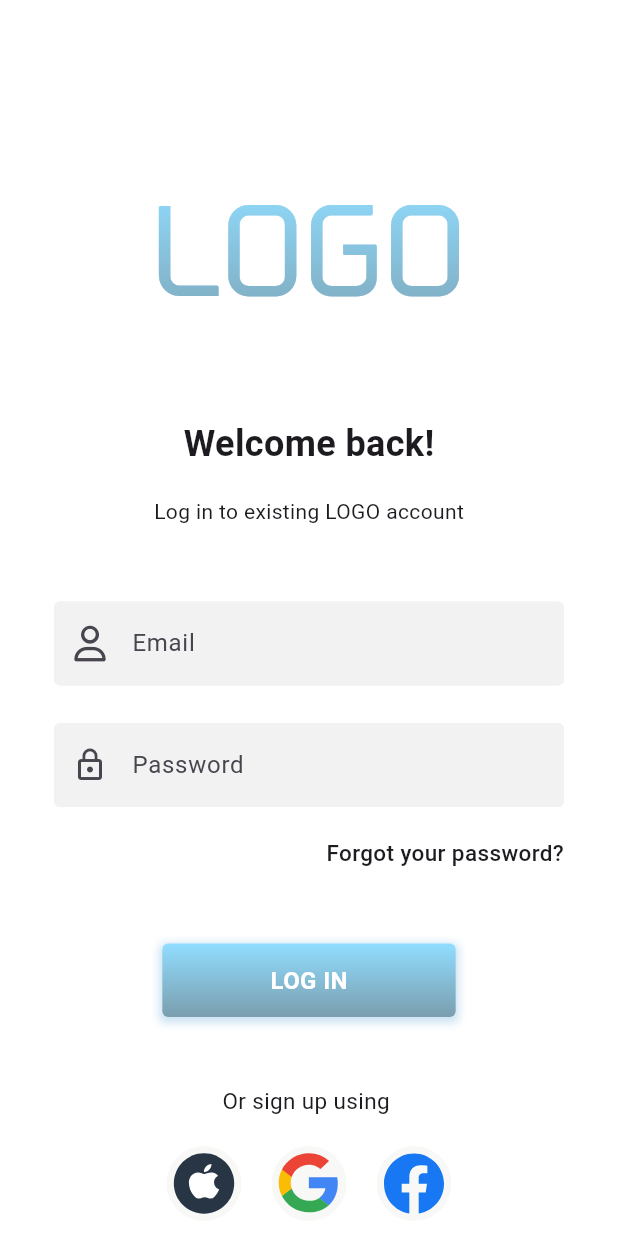
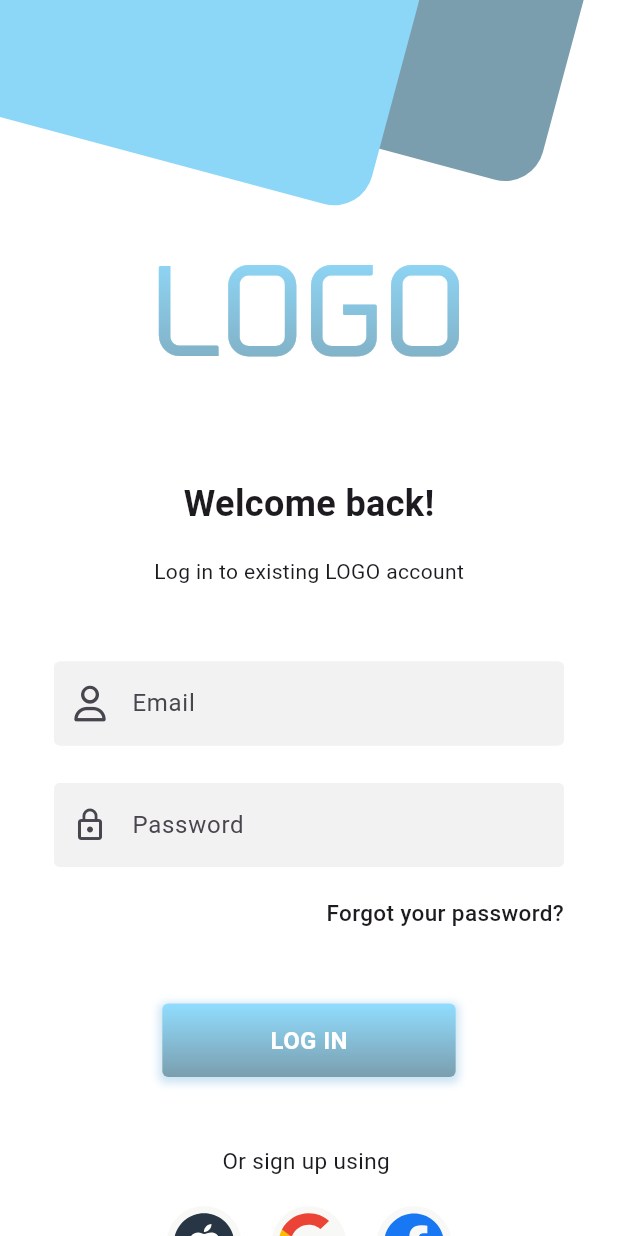
Before and after one commit to YounanGamal/auth, a Flutter app: the screen it shows after launch, on a phone screen of 412 x 824 dp. Run offline on Flutter 3.47's test engine with Material 3 defaults, Android fonts, the phone set to English and light mode, and no system bars; our stand-ins replace flutter_svg, font_awesome_flutter, google_fonts.

Commit message:
finished ui login screen

```diff
--- a/lib/auth/screen/login_screen.dart
+++ b/lib/auth/screen/login_screen.dart
@@ -16,12 +16,25 @@ class LoginScreen extends StatelessWidget {
   Widget build(BuildContext context) {
     return Scaffold(
       backgroundColor: Colors.white,
-      body: Center(
-        child: Padding(
-          padding: const EdgeInsets.symmetric(horizontal: 36),
+      body: SingleChildScrollView(
+        child: Center(
           child: Column(
             children: [
-              SizedBox(height: 120),
+              SizedBox(
+                height: 160,
+                child: Stack(
+                  clipBehavior: Clip.none,
+                  children: [
+                    Positioned(
+                        right: 10,
+                        top: 0,
+                        child: SvgPicture.asset(Assets.imagesBox2)),
+                    Positioned(
+                        left: 0,
+                        child: SvgPicture.asset(Assets.imagesBox1)),
+                  ],
+                ),
+              ),
               LogoText(),
               SizedBox(height: 45),
               Text(
@@ -50,13 +63,16 @@ class LoginScreen extends StatelessWidget {
                 hintText: 'Password',
               ),
               SizedBox(height: 20),
-              Align(
+              Padding(
+                padding: const EdgeInsets.only(right: 36),
+                child: Align(
                   alignment: Alignment.centerRight,
                   child: Text(
                     'Forgot your password?',
                     style: GoogleFonts.roboto(
                       fontSize: 15,
                       fontWeight: FontWeight.w500,
+                    ),
                   ),
                 ),
               ),
--- a/lib/auth/widgets/custom_text_form_field.dart
+++ b/lib/auth/widgets/custom_text_form_field.dart
@@ -12,7 +12,9 @@ class CustomTextFormField extends StatelessWidget {
 
   @override
   Widget build(BuildContext context) {
-    return TextFormField(
+    return Padding(
+      padding: const EdgeInsets.symmetric(horizontal: 36),
+      child: TextFormField(
         decoration: InputDecoration(
           prefixIcon: icon,
           fillColor: Color(0xffF2F2F2),
@@ -31,6 +33,7 @@ class CustomTextFormField extends StatelessWidget {
           ),
           hintText: hintText,
         ),
+      ),
     );
   }
 }
```
Also changed, not shown: assets/images/box1.svg (added), assets/images/box2.svg (added), lib/generated/assets.dart. Lines whose indentation alone changed are shown as unchanged.
